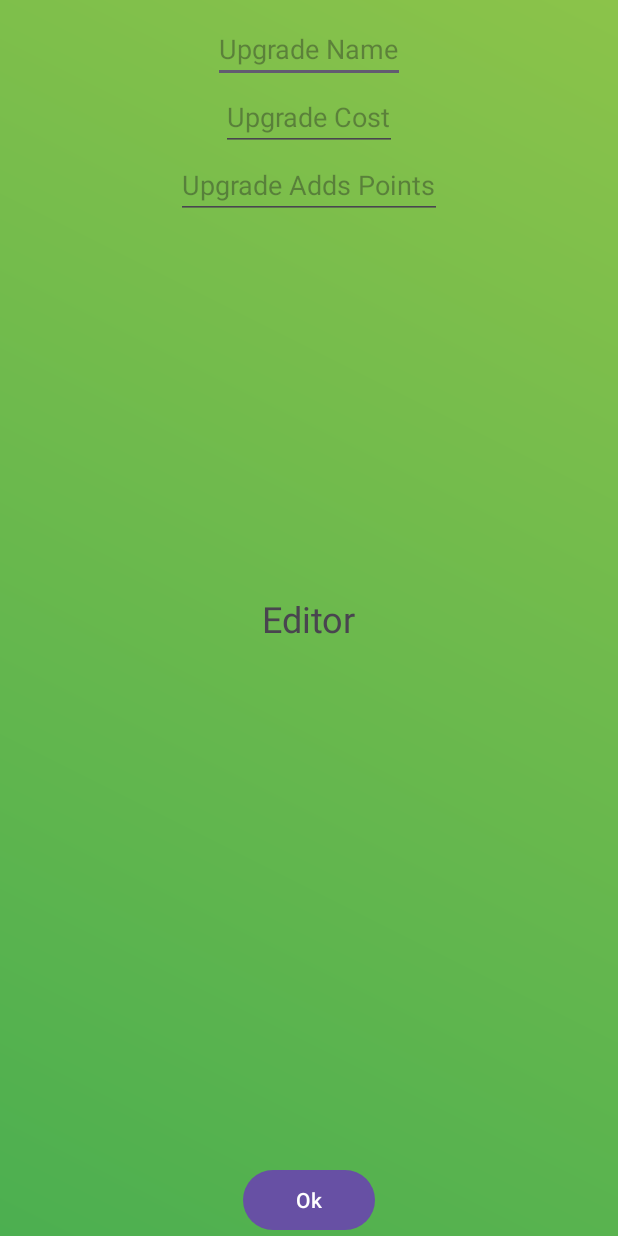
After one commit to KTUccgame/Mobil, an Android app: the EditActivity screen opened directly, with no data from a screen before it, on a phone screen of 412 x 824 dp. The commit adds this screen. Run offline under Robolectric (Android 15) with nearby library versions, the phone set to English and light mode, and no system bars.

Commit message:
EditActivity

```diff
--- a/app/src/main/AndroidManifest.xml
+++ b/app/src/main/AndroidManifest.xml
@@ -14,6 +14,9 @@
         android:theme="@style/Theme.MobilClicker"
         tools:targetApi="31">
         <activity
+            android:name=".EditActivity"
+            android:exported="false" />
+        <activity
             android:name=".MainActivity2"
             android:exported="false" />
         <activity
--- /dev/null
+++ b/app/src/main/java/com/example/mobilclicker/EditActivity.java
@@ -0,0 +1,31 @@
+package com.example.mobilclicker;
+
+import android.content.Intent;
+import android.os.Bundle;
+import android.widget.Button;
+
+import androidx.activity.EdgeToEdge;
+import androidx.appcompat.app.AppCompatActivity;
+import androidx.core.graphics.Insets;
+import androidx.core.view.ViewCompat;
+import androidx.core.view.WindowInsetsCompat;
+
+public class EditActivity extends AppCompatActivity {
+
+    Button okButton;
+
+    @Override
+    protected void onCreate(Bundle savedInstanceState) {
+        super.onCreate(savedInstanceState);
+        setContentView(R.layout.activity_edit);
+
+        okButton = findViewById(R.id.ok_button);
+
+
+        okButton.setOnClickListener(v -> {
+            Intent intent = new Intent(getBaseContext(), MainActivity.class);
+            startActivity(intent);
+        });
+
+    }
+}
--- a/app/src/main/java/com/example/mobilclicker/UpgradesFragment.java
+++ b/app/src/main/java/com/example/mobilclicker/UpgradesFragment.java
@@ -1,5 +1,6 @@
 package com.example.mobilclicker;
 
+import android.content.Intent;
 import android.os.Bundle;
 import android.os.Handler;
 import android.util.Log;
@@ -22,6 +23,9 @@ public class UpgradesFragment extends Fragment {
     private int generatorsOwned = 0;
     private TextView generatorPriceText;
     private Button pointGeneratorButton;
+
+    private Button editButton;
+
     public UpgradesFragment() {
         // Reikalingas tuščias konstruktorius
     }
@@ -31,6 +35,14 @@ public class UpgradesFragment extends Fragment {
         View view = inflater.inflate(R.layout.fragment_upgrades, container, false);
         mainActivity = (MainActivity) getActivity();
         pointGeneratorButton = view.findViewById(R.id.point_generator_button);
+        editButton = view.findViewById(R.id.editButton);
+
+
+        editButton.setOnClickListener(v -> {
+            Intent intent = new Intent(this.getContext(), EditActivity.class);
+            startActivity(intent);
+        });
+
 
         // Pakrauname išsaugotus duomenis
         loadGeneratorData();
@@ -106,4 +118,7 @@ public class UpgradesFragment extends Fragment {
             startPointGeneration();  // Atkuriame generavimo funkcionalumą, jei generatorius buvo aktyvus
         }
     }
+
+
+
 }
--- /dev/null
+++ b/app/src/main/res/layout/activity_edit.xml
@@ -0,0 +1,64 @@
+<?xml version="1.0" encoding="utf-8"?>
+<androidx.constraintlayout.widget.ConstraintLayout xmlns:android="http://schemas.android.com/apk/res/android"
+    xmlns:app="http://schemas.android.com/apk/res-auto"
+    xmlns:tools="http://schemas.android.com/tools"
+    android:layout_width="match_parent"
+    android:layout_height="match_parent"
+    tools:context=".RebirthFragment"
+    android:background="@drawable/gradient_rebirth">
+
+    <TextView
+        android:id="@+id/text_rebirth"
+        android:layout_width="wrap_content"
+        android:layout_height="wrap_content"
+        android:text="Editor"
+        android:textSize="24sp"
+        app:layout_constraintBottom_toBottomOf="parent"
+        app:layout_constraintEnd_toEndOf="parent"
+        app:layout_constraintStart_toStartOf="parent"
+        app:layout_constraintTop_toTopOf="parent"
+        tools:ignore="HardcodedText" />
+
+    <EditText
+        android:id="@+id/UpgradeName"
+        android:layout_width="wrap_content"
+        android:layout_height="wrap_content"
+        android:hint="Upgrade Name"
+        android:paddingTop="20dp"
+        app:layout_constraintTop_toTopOf="parent"
+        app:layout_constraintStart_toStartOf="parent"
+        app:layout_constraintEnd_toEndOf="parent"/>
+
+    <EditText
+        android:id="@+id/UpgradeCost"
+        android:layout_width="wrap_content"
+        android:layout_height="wrap_content"
+        android:hint="Upgrade Cost"
+        android:paddingTop="10dp"
+        app:layout_constraintTop_toBottomOf="@id/UpgradeName"
+        app:layout_constraintStart_toStartOf="parent"
+        app:layout_constraintEnd_toEndOf="parent"/>
+
+    <EditText
+        android:id="@+id/UpgradePoints"
+        android:layout_width="wrap_content"
+        android:layout_height="wrap_content"
+        android:hint="Upgrade Adds Points"
+        android:paddingTop="10dp"
+        app:layout_constraintTop_toBottomOf="@id/UpgradeCost"
+        app:layout_constraintStart_toStartOf="parent"
+        app:layout_constraintEnd_toEndOf="parent"/>
+
+    <Button
+        android:id="@+id/ok_button"
+        android:layout_width="wrap_content"
+        android:layout_height="wrap_content"
+        android:text="Ok"
+        android:layout_centerInParent="true"
+        android:layout_marginTop="100dp"
+        app:layout_constraintEnd_toEndOf="parent"
+        app:layout_constraintStart_toStartOf="parent"
+        app:layout_constraintBottom_toBottomOf="parent"/>
+
+
+</androidx.constraintlayout.widget.ConstraintLayout>
--- a/app/src/main/res/layout/fragment_upgrades.xml
+++ b/app/src/main/res/layout/fragment_upgrades.xml
@@ -31,6 +31,17 @@
         app:layout_constraintTop_toTopOf="parent"/>
 
 
+    <Button
+        android:id="@+id/editButton"
+        android:layout_width="wrap_content"
+        android:layout_height="wrap_content"
+        android:text="Edit"
+        android:textSize="18sp"
+        app:layout_constraintEnd_toEndOf="parent"
+        app:layout_constraintStart_toStartOf="parent"
+        app:layout_constraintBottom_toBottomOf="parent"/>
+
+
 
 
 </androidx.constraintlayout.widget.ConstraintLayout>
```
